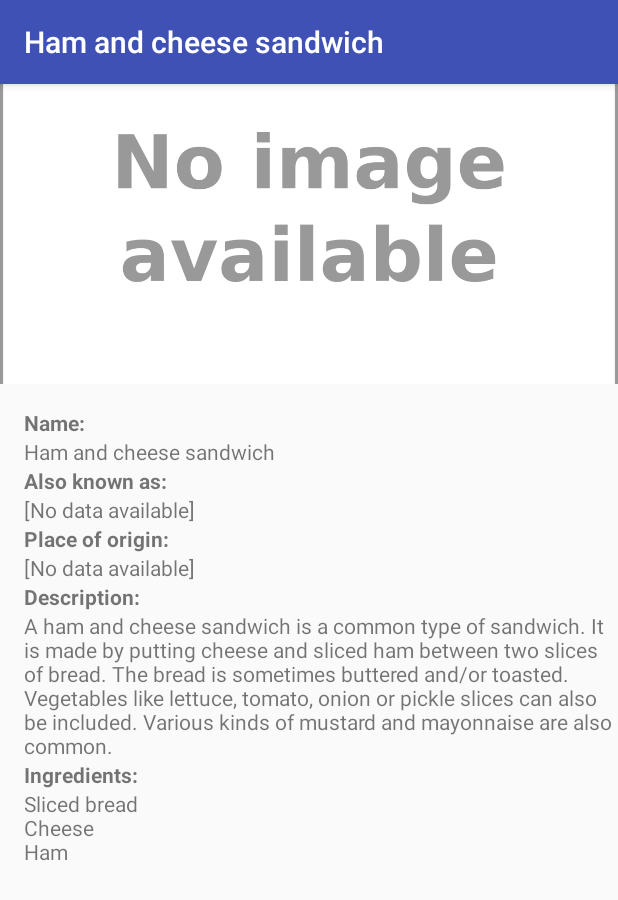
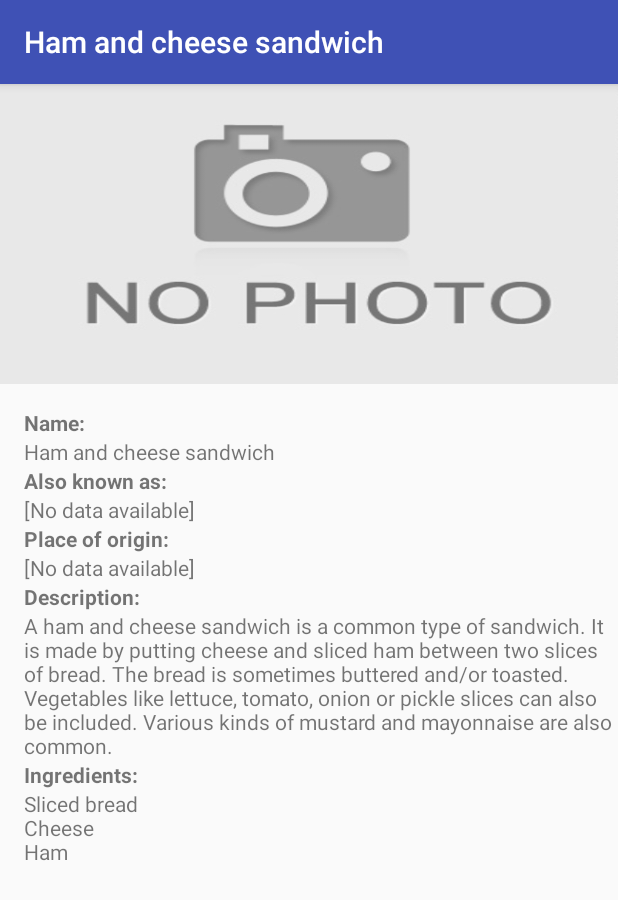
Before and after one commit to MostafaElsayedHamed/sandwich-club, an Android app: the screen it shows after launch (DetailActivity), after a tap on "Ham and cheese sandwich", on a phone screen of 412 x 824 dp. Shown: the top 900 px of the screen. Run offline under Robolectric (Android 15) with nearby library versions, the phone set to English and light mode, and no system bars; our stand-ins replace Picasso.

Commit message:
add no image and update readme file

```diff
--- a/app/src/main/res/layout/activity_detail.xml
+++ b/app/src/main/res/layout/activity_detail.xml
@@ -16,7 +16,7 @@
             android:layout_height="200dp"
             android:adjustViewBounds="true"
             android:contentDescription="@string/sandwich_picture_content_description"
-            android:scaleType="centerCrop" />
+            android:scaleType="fitXY" />
 
         <LinearLayout
             android:layout_width="match_parent"
```
Also changed, not shown: app/src/main/res/drawable-v24/no_image.png, 1 other file.
